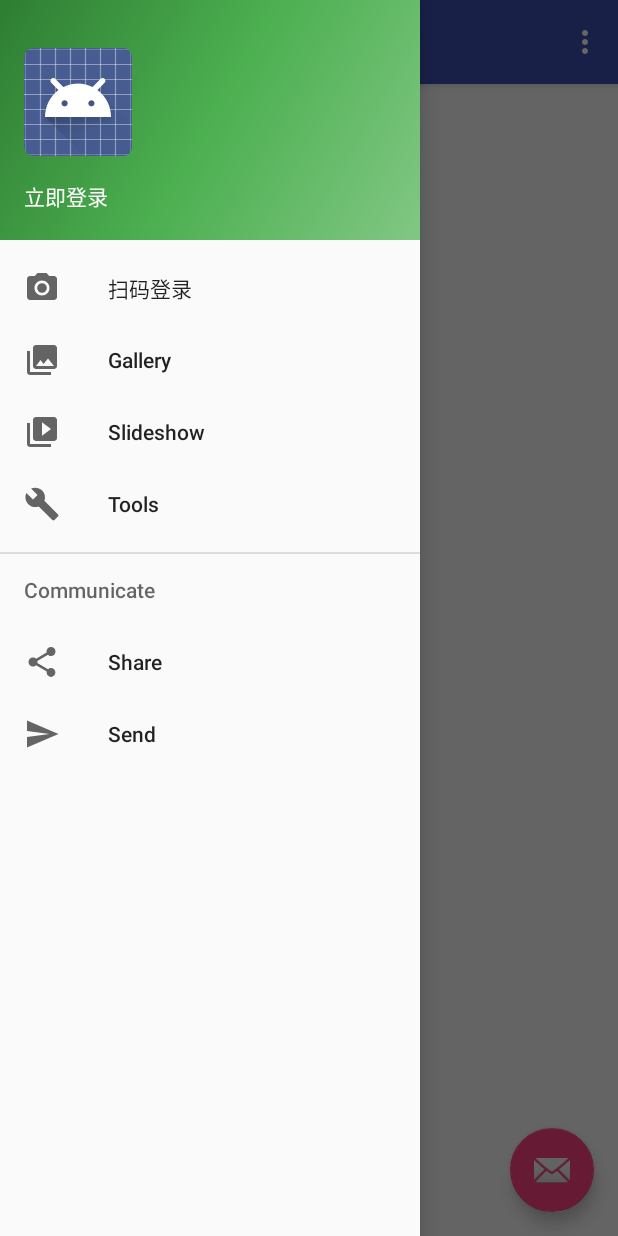
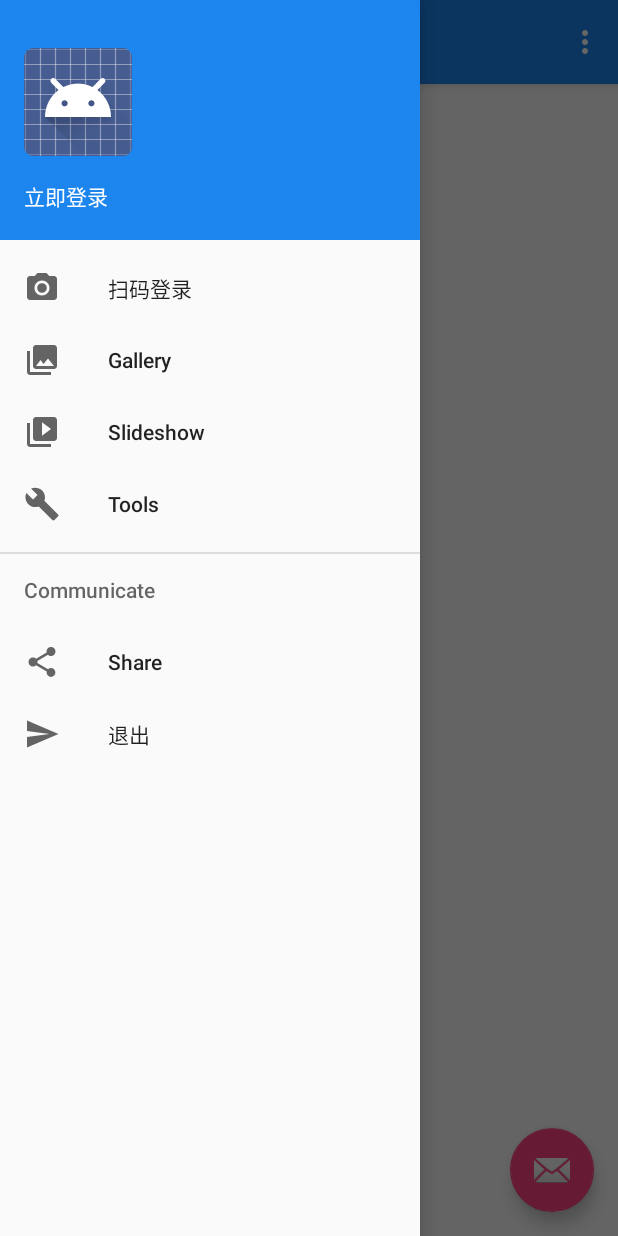
Before and after one commit to xiaoshidefeng/PLUS-for-Android, an Android app: the screen it shows after launch (MainActivity), with the side drawer open, on a phone screen of 412 x 824 dp. Run offline under Robolectric (Android 15) with nearby library versions, the phone set to English and light mode, and no system bars.

Commit message:
加入了透明状态栏 改变了主色调 加入了退出功能

```diff
--- a/SlideMeueTest/app/src/main/AndroidManifest.xml
+++ b/SlideMeueTest/app/src/main/AndroidManifest.xml
@@ -11,6 +11,8 @@
         android:label="@string/app_name"
         android:supportsRtl="true"
         android:theme="@style/AppTheme">
+
+
         <activity
             android:name=".MainActivity"
             android:label="@string/app_name"
--- a/SlideMeueTest/app/src/main/res/drawable/side_nav_bar.xml
+++ b/SlideMeueTest/app/src/main/res/drawable/side_nav_bar.xml
@@ -2,8 +2,8 @@
     android:shape="rectangle">
     <gradient
         android:angle="135"
-        android:centerColor="#4CAF50"
-        android:endColor="#2E7D32"
-        android:startColor="#81C784"
+        android:centerColor="#1C86EE"
+        android:endColor="#1C86EE"
+        android:startColor="#1C86EE"
         android:type="linear" />
 </shape>
--- a/SlideMeueTest/app/src/main/res/layout/activity_main.xml
+++ b/SlideMeueTest/app/src/main/res/layout/activity_main.xml
@@ -8,17 +8,23 @@
     android:fitsSystemWindows="true"
     tools:openDrawer="start">
 
+    <LinearLayout
+        android:layout_width="match_parent"
+        android:layout_height="match_parent">
+
+
     <include
         layout="@layout/app_bar_main"
         android:layout_width="match_parent"
         android:layout_height="match_parent" />
-
+</LinearLayout>
     <android.support.design.widget.NavigationView
         android:id="@+id/nav_view"
         android:layout_width="wrap_content"
         android:layout_height="match_parent"
         android:layout_gravity="start"
         android:fitsSystemWindows="true"
+        app:insetForeground="#00000000"
         app:headerLayout="@layout/nav_header_main"
         app:menu="@menu/activity_main_drawer" />
 
--- a/SlideMeueTest/app/src/main/res/layout/app_bar_main.xml
+++ b/SlideMeueTest/app/src/main/res/layout/app_bar_main.xml
@@ -17,7 +17,8 @@
             android:layout_width="match_parent"
             android:layout_height="?attr/actionBarSize"
             android:background="?attr/colorPrimary"
-            app:popupTheme="@style/AppTheme.PopupOverlay" />
+            app:popupTheme="@style/AppTheme.PopupOverlay"
+            />
 
     </android.support.design.widget.AppBarLayout>
 
--- a/SlideMeueTest/app/src/main/res/menu/activity_main_drawer.xml
+++ b/SlideMeueTest/app/src/main/res/menu/activity_main_drawer.xml
@@ -29,7 +29,7 @@
             <item
                 android:id="@+id/nav_send"
                 android:icon="@drawable/ic_menu_send"
-                android:title="Send" />
+                android:title="退出" />
         </menu>
     </item>
 
--- /dev/null
+++ b/SlideMeueTest/app/src/main/res/values-v19/styles.xml
@@ -0,0 +1,12 @@
+<?xml version="1.0" encoding="utf-8"?>
+<resources>
+
+        <style name="AppTheme" parent="Theme.AppCompat.Light.NoActionBar">
+                <!-- Customize your theme here. -->
+                <item name="colorPrimary">@color/colorPrimary</item>
+                <item name="colorPrimaryDark">@color/colorPrimaryDark</item>
+                <item name="colorAccent">@color/colorAccent</item>
+                <item name="android:windowTranslucentStatus">true</item>
+
+        </style>
+</resources>
--- a/SlideMeueTest/app/src/main/res/values/colors.xml
+++ b/SlideMeueTest/app/src/main/res/values/colors.xml
@@ -1,6 +1,6 @@
 <?xml version="1.0" encoding="utf-8"?>
 <resources>
-    <color name="colorPrimary">#3F51B5</color>
-    <color name="colorPrimaryDark">#303F9F</color>
+    <color name="colorPrimary">#1C86EE</color>
+    <color name="colorPrimaryDark">#1C86EE</color>
     <color name="colorAccent">#FF4081</color>
 </resources>
--- a/SlideMeueTest/app/src/main/res/values/strings.xml
+++ b/SlideMeueTest/app/src/main/res/values/strings.xml
@@ -21,7 +21,7 @@
     <string name="id_true">格式错误</string>
     <string name="pstrue">密码不一致</string>
     <string name="autetrue">验证码错误</string>
-    <string name="changepw">修改密码</string>
+    <string name="changepw">忘记密码</string>
     <string name="true_change">确认修改</string>
     <string name="newpassword">请输入新密码</string>
     <string name="oldpasswors">请输入旧密码</string>
```
Also changed, not shown: SlideMeueTest/app/src/main/java/com/example/cw/slidemeuetest/MainActivity.java (+41 -3 lines), SlideMeueTest/app/src/main/java/com/example/cw/slidemeuetest/Register_main.java (+17 -10 lines), SlideMeueTest/app/src/main/res/layout/register_layout.xml (+34 -12 lines), SlideMeueTest/app/src/main/res/values/styles.xml (+6 -4 lines), SlideMeueTest/app/src/main/res/drawable-v21/back.9.png (deleted), SlideMeueTest/app/src/main/res/drawable/back.9.png (added), SlideMeueTest/app/src/main/res/drawable/pluss.png (added).
